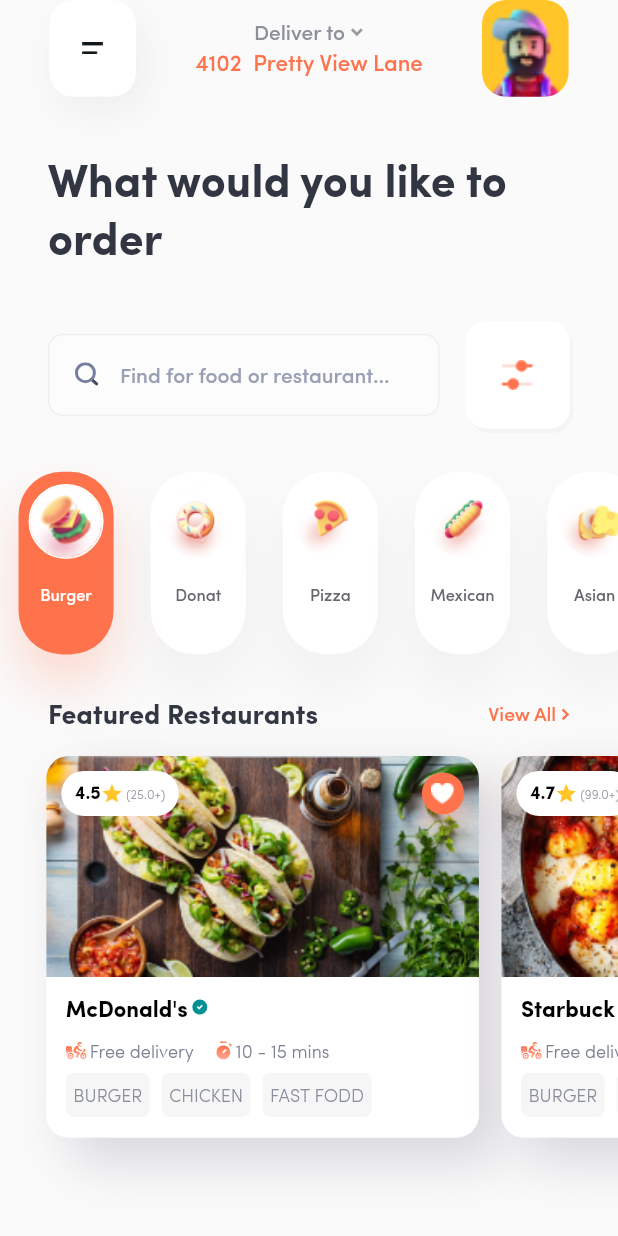
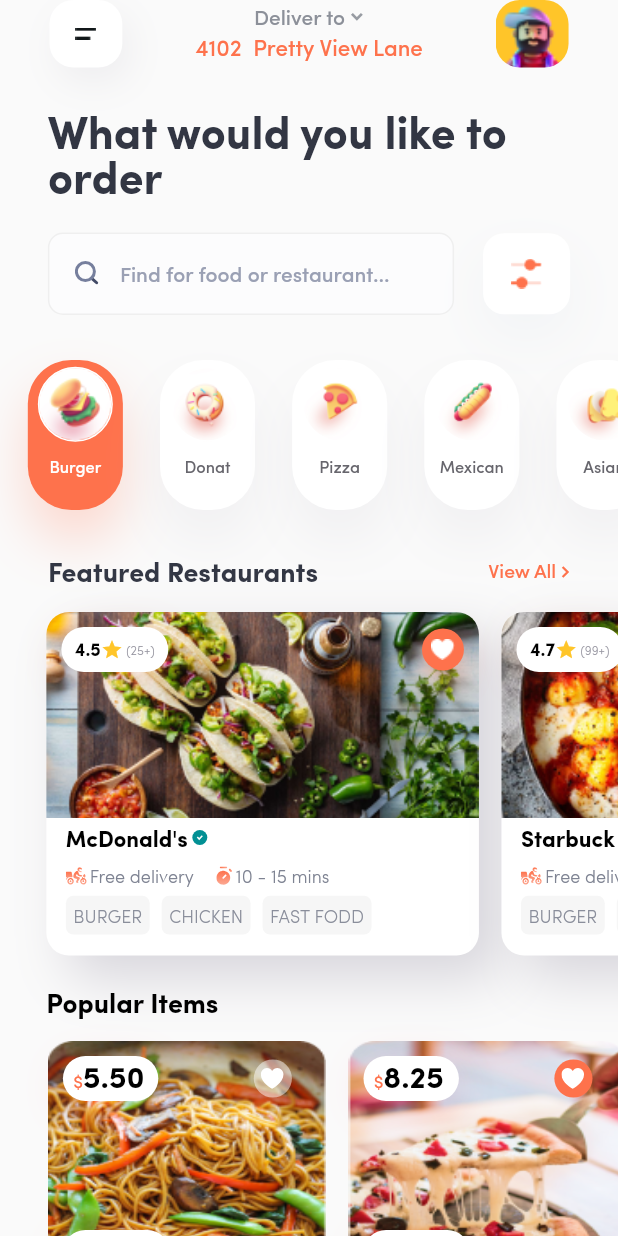
Before and after one commit to TuNinh99/food_app, a Flutter app: the screen it shows after launch, on a phone screen of 412 x 824 dp. Run offline on Flutter 3.47's test engine with Material 2 defaults, Android fonts, the light colour scheme and no system bars; our stand-ins replace device_preview, flutter_svg.

Commit message:
complete home_page

```diff
--- /dev/null
+++ b/lib/data/models/foods.dart
@@ -0,0 +1,37 @@
+import 'package:food_app/data/models/ratingInfo.dart';
+
+class Food {
+  final String name;
+  final String image;
+  final String description;
+  final double price;
+  final bool isFavourite;
+  final RatingInfo ratingInfo;
+
+  Food(
+      {required this.name,
+      required this.image,
+      required this.description,
+      required this.price,
+      required this.isFavourite,
+      required this.ratingInfo});
+}
+
+List<Food> popularItems = [
+  Food(
+    name: 'Salmon Salad',
+    image: 'assets/images/salad.png',
+    description: 'Baked salmon fish',
+    price: 5.50,
+    isFavourite: false,
+    ratingInfo: RatingInfo(rate: 4.5, numberRate: 25),
+  ),
+  Food(
+    name: 'Salmon Pizza',
+    image: 'assets/images/pizza.png',
+    description: 'Baked salmon fish',
+    price: 8.25,
+    isFavourite: true,
+    ratingInfo: RatingInfo(rate: 4.7, numberRate: 86),
+  ),
+];
--- /dev/null
+++ b/lib/data/models/ratingInfo.dart
@@ -0,0 +1,7 @@
+// ignore: file_names
+class RatingInfo {
+  final double rate;
+  final int numberRate;
+
+  RatingInfo({required this.rate, required this.numberRate});
+}
--- a/lib/data/models/restaurants.dart
+++ b/lib/data/models/restaurants.dart
@@ -1,35 +1,33 @@
+import 'package:food_app/data/models/ratingInfo.dart';
+
 class Restaurant {
   final String name;
   final String cover;
-  final double rate;
-  final double numberRate;
   final String deliveryTime;
   final List<String> tags;
+  final RatingInfo ratingInfo;
 
   Restaurant(
       {required this.name,
       required this.cover,
-      required this.rate,
-      required this.numberRate,
       required this.deliveryTime,
-      required this.tags});
+      required this.tags,
+      required this.ratingInfo});
 }
 
 final restaurants = [
   Restaurant(
     name: 'McDonald\'s',
     cover: 'assets/images/cover_1.png',
-    rate: 4.5,
-    numberRate: 25,
     deliveryTime: '10 - 15 mins',
     tags: ['BURGER', 'CHICKEN', 'FAST FODD'],
+    ratingInfo: RatingInfo(rate: 4.5, numberRate: 25),
   ),
   Restaurant(
     name: 'Starbuck',
     cover: 'assets/images/cover_2.png',
-    rate: 4.7,
-    numberRate: 99,
     deliveryTime: '10 - 15 mins',
     tags: ['BURGER', 'CHICKEN', 'FAST FODD'],
+    ratingInfo: RatingInfo(rate: 4.7, numberRate: 99),
   ),
 ];
--- a/lib/pages/home_page.dart
+++ b/lib/pages/home_page.dart
@@ -1,8 +1,11 @@
 import 'package:flutter/material.dart';
 import 'package:flutter_svg/flutter_svg.dart';
 import 'package:food_app/data/models/categories.dart';
+import 'package:food_app/data/models/ratingInfo.dart';
 import 'package:food_app/data/models/restaurants.dart';
 import 'package:food_app/utils/themes.dart';
+
+import '../data/models/foods.dart';
 
 class HomePage extends StatelessWidget {
   const HomePage({super.key});
@@ -12,42 +15,38 @@ class HomePage extends StatelessWidget {
     final size = MediaQuery.of(context).size;
     return Scaffold(
       body: SafeArea(
-        child: Column(
-          crossAxisAlignment: CrossAxisAlignment.stretch,
+        child: ListView(
           children: [
-            Flexible(
-              flex: 2,
-              child: _Header(size: size),
+            _Header(size: size),
+            const SizedBox(
+              height: 30,
             ),
-            const Spacer(),
-            Flexible(
-              flex: 3,
-              child: Padding(
+            Container(
               padding: EdgeInsets.symmetric(horizontal: size.width * 0.0775),
               child: FractionallySizedBox(
                 widthFactor: 0.9,
                 alignment: Alignment.centerLeft,
                 child: Text(
                   'What would you like to order',
-                    style: PrimaryFont.semiBold(30)
-                        .copyWith(height: 1.3, color: kColorLightBlack),
+                  style: PrimaryFont.semiBold(30).copyWith(
+                    height: 1,
+                    color: kColorLightBlack,
                   ),
                 ),
               ),
             ),
-            const Spacer(),
-            Flexible(
-              flex: 2,
-              child: _Search(size: size),
+            const SizedBox(
+              height: 20,
             ),
-            Flexible(
-              flex: 5,
-              fit: FlexFit.tight,
-              child: _CategoriesView(size: size),
+            _Search(size: size),
+            const SizedBox(
+              height: 30,
             ),
-            Flexible(
-              flex: 1,
-              child: Padding(
+            _CategoriesView(size: size),
+            const SizedBox(
+              height: 30,
+            ),
+            Container(
               padding: EdgeInsets.symmetric(horizontal: size.width * 0.0775),
               child: Row(
                 mainAxisAlignment: MainAxisAlignment.spaceBetween,
@@ -73,13 +72,12 @@ class HomePage extends StatelessWidget {
                 ],
               ),
             ),
+            const SizedBox(
+              height: 15,
             ),
-            Flexible(
-              flex: 8,
-              // fit: FlexFit.tight,
-              child: Padding(
-                padding: EdgeInsets.symmetric(
-                    horizontal: size.width * 0.075, vertical: 16),
+            Container(
+              height: 229,
+              padding: EdgeInsets.symmetric(horizontal: size.width * 0.075),
               child: ListView.builder(
                 // shrinkWrap: true,
                 clipBehavior: Clip.none,
@@ -93,15 +91,182 @@ class HomePage extends StatelessWidget {
                 },
               ),
             ),
+
+            const SizedBox(
+              height: 24,
             ),
-            // Flexible(
-            //   flex: 3,
-            //   child: Container(
-            //     color: Colors.redAccent,
-            //   ),
-            // )
+
+            // <---------------------------- Popular Items ---------------------------->
+            Container(
+              margin: EdgeInsets.symmetric(horizontal: size.width * 0.075),
+              child: Text(
+                'Popular Items',
+                style: PrimaryFont.semiBold(18)
+                    .copyWith(color: kColorBlack, height: 1),
+              ),
+            ),
+
+            const SizedBox(
+              height: 15,
+            ),
+
+            _PopularItems(size: size),
           ],
         ),
+      ),
+    );
+  }
+}
+
+class _PopularItems extends StatelessWidget {
+  const _PopularItems({
+    required this.size,
+  });
+
+  final Size size;
+
+  @override
+  Widget build(BuildContext context) {
+    return Container(
+      height: 216,
+      width: double.infinity,
+      padding: EdgeInsets.symmetric(horizontal: size.width * 0.0775),
+      child: ListView.builder(
+        clipBehavior: Clip.none,
+        scrollDirection: Axis.horizontal,
+        itemCount: popularItems.length,
+        itemBuilder: (context, index) {
+          final Food food = popularItems[index];
+          String price = food.price.toStringAsFixed(2);
+          return Container(
+            height: 215,
+            width: size.width * 0.45,
+            margin: const EdgeInsets.only(right: 15),
+            child: Column(
+              crossAxisAlignment: CrossAxisAlignment.start,
+              children: [
+                Expanded(
+                  flex: 4,
+                  child: Stack(
+                    clipBehavior: Clip.none,
+                    children: [
+                      Image.asset(
+                        food.image,
+                        fit: BoxFit.fill,
+                        width: double.infinity,
+                      ),
+                      Padding(
+                        padding: const EdgeInsets.all(10.0),
+                        child: Row(
+                          children: [
+                            Expanded(
+                              flex: 5,
+                              child: Container(
+                                width: 58,
+                                padding: const EdgeInsets.symmetric(
+                                  horizontal: 7,
+                                  vertical: 4,
+                                ),
+                                decoration: const BoxDecoration(
+                                  color: kColorWhite,
+                                  borderRadius: BorderRadius.all(
+                                    Radius.circular(20),
+                                  ),
+                                  boxShadow: [
+                                    BoxShadow(
+                                      offset: Offset(0, 6),
+                                      blurRadius: 23,
+                                      color: Color.fromRGBO(254, 76, 114, 0.2),
+                                    ),
+                                  ],
+                                ),
+                                child: RichText(
+                                  text: TextSpan(
+                                    text: '\$',
+                                    style: PrimaryFont.medium(11).copyWith(
+                                      color: kColorPrimary,
+                                      height: 1.1,
+                                    ),
+                                    children: [
+                                      TextSpan(
+                                        text: price,
+                                        style:
+                                            PrimaryFont.semiBold(20).copyWith(
+                                          color: kColorBlack,
+                                          height: 1.1,
+                                        ),
+                                      ),
+                                    ],
+                                  ),
+                                ),
+                              ),
+                            ),
+                            const Spacer(
+                              flex: 5,
+                            ),
+                            Expanded(
+                              flex: 2,
+                              child: CircleAvatar(
+                                radius: 14.5,
+                                backgroundColor: food.isFavourite
+                                    ? kColorPrimary
+                                    : const Color.fromRGBO(255, 255, 255, 0.5),
+                                child: SvgPicture.asset(
+                                  'assets/images/ic_heart.svg',
+                                ),
+                              ),
+                            ),
+                            const Spacer()
+                          ],
+                        ),
+                      ),
+                      Positioned(
+                        left: 10,
+                        bottom: -12,
+                        child: Container(
+                          padding: const EdgeInsets.all(0),
+                          child: _RatingBox(ratingInfo: food.ratingInfo),
+                        ),
+                      ),
+                    ],
+                  ),
+                ),
+                // const SizedBox(
+                //   height: 17,
+                // ),
+                Expanded(
+                  flex: 2,
+                  child: Padding(
+                    padding: const EdgeInsets.only(left: 10, top: 17),
+                    child: Column(
+                      crossAxisAlignment: CrossAxisAlignment.start,
+                      children: [
+                        Expanded(
+                          child: Text(
+                            food.name,
+                            style: PrimaryFont.semiBold(14).copyWith(
+                              color: kColorBlack,
+                              height: 1,
+                            ),
+                          ),
+                        ),
+                        Expanded(
+                          child: Text(
+                            food.description,
+                            style: PrimaryFont.light(12).copyWith(
+                              color: const Color(0XFF9796A1),
+                              height: 1,
+                            ),
+                          ),
+                        ),
+                      ],
+                    ),
+                  ),
+                ),
+              ],
+            ),
+          );
+        },
       ),
     );
   }
@@ -110,7 +275,7 @@ class HomePage extends StatelessWidget {
 class _RestaurantsView extends StatelessWidget {
   _RestaurantsView({required this.size, required this.restaurant});
 
-  final size;
+  final Size size;
   Restaurant restaurant;
 
   @override
@@ -153,47 +318,7 @@ class _RestaurantsView extends StatelessWidget {
                   child: Row(
                     mainAxisAlignment: MainAxisAlignment.spaceBetween,
                     children: [
-                      Container(
-                        padding: const EdgeInsets.symmetric(
-                            horizontal: 9.0, vertical: 7.5),
-                        decoration: const BoxDecoration(
-                          color: kColorWhite,
-                          borderRadius: BorderRadius.all(
-                            Radius.circular(15),
-                          ),
-                          boxShadow: [
-                            BoxShadow(
-                              offset: Offset(0, 5.8),
-                              blurRadius: 23,
-                              color: Color.fromRGBO(254, 114, 76, 0.2),
-                            )
-                          ],
-                        ),
-                        child: Row(
-                          crossAxisAlignment: CrossAxisAlignment.center,
-                          children: [
-                            Text(
-                              restaurant.rate.toString(),
-                              style: PrimaryFont.semiBold(11.7)
-                                  .copyWith(color: kColorBlack, height: 1.2),
-                            ),
-                            const Icon(
-                              Icons.star,
-                              color: kColorYellow,
-                              size: 15,
-                            ),
-                            const SizedBox(
-                              width: 2,
-                            ),
-                            Text(
-                              '(${restaurant.numberRate}+)',
-                              style: PrimaryFont.light(8.2).copyWith(
-                                color: const Color(0XFF9796A1),
-                              ),
-                            )
-                          ],
-                        ),
-                      ),
+                      _RatingBox(ratingInfo: restaurant.ratingInfo),
                       Container(
                         decoration: const BoxDecoration(
                           boxShadow: [
@@ -297,6 +422,58 @@ class _RestaurantsView extends StatelessWidget {
   }
 }
 
+class _RatingBox extends StatelessWidget {
+  const _RatingBox({
+    required this.ratingInfo,
+  });
+
+  final RatingInfo ratingInfo;
+
+  @override
+  Widget build(BuildContext context) {
+    return Container(
+      padding: const EdgeInsets.symmetric(horizontal: 9.0, vertical: 7.5),
+      decoration: const BoxDecoration(
+        color: kColorWhite,
+        borderRadius: BorderRadius.all(
+          Radius.circular(15),
+        ),
+        boxShadow: [
+          BoxShadow(
+            offset: Offset(0, 5.8),
+            blurRadius: 23,
+            color: Color.fromRGBO(254, 114, 76, 0.2),
+          )
+        ],
+      ),
+      child: Row(
+        crossAxisAlignment: CrossAxisAlignment.center,
+        children: [
+          Text(
+            ratingInfo.rate.toString(),
+            style: PrimaryFont.semiBold(11.7)
+                .copyWith(color: kColorBlack, height: 1.2),
+          ),
+          const Icon(
+            Icons.star,
+            color: kColorYellow,
+            size: 15,
+          ),
+          const SizedBox(
+            width: 2,
+          ),
+          Text(
+            '(${ratingInfo.numberRate}+)',
+            style: PrimaryFont.light(8.2).copyWith(
+              color: const Color(0XFF9796A1),
+            ),
+          )
+        ],
+      ),
+    );
+  }
+}
+
 class _Tag extends StatelessWidget {
   const _Tag({
     required this.tagName,
@@ -343,15 +520,16 @@ class _CategoriesViewState extends State<_CategoriesView> {
   @override
   Widget build(BuildContext context) {
     Size size = widget.size;
-    return ListView.builder(
-      // shrinkWrap: true,
+    return Container(
+      width: double.infinity,
+      height: 100,
+      padding: EdgeInsets.symmetric(horizontal: size.width * 0.045),
+      child: ListView.builder(
         clipBehavior: Clip.none,
         scrollDirection: Axis.horizontal,
         itemCount: categories.length,
         itemBuilder: (context, index) {
-        return FractionallySizedBox(
-          heightFactor: 0.68,
-          child: GestureDetector(
+          return GestureDetector(
             onTap: () {
               setState(() {
                 _selectIndex = index;
@@ -359,7 +537,7 @@ class _CategoriesViewState extends State<_CategoriesView> {
             },
             child: Container(
               width: size.width / 6.5,
-              margin: EdgeInsets.symmetric(horizontal: size.width * 0.03),
+              margin: EdgeInsets.only(right: size.width * 0.06),
               decoration: BoxDecoration(
                 color: _selectIndex == index ? kColorPrimary : kColorWhite,
                 borderRadius: const BorderRadius.horizontal(
@@ -389,14 +567,16 @@ class _CategoriesViewState extends State<_CategoriesView> {
                       image: DecorationImage(
                         image: AssetImage(categories[index].image),
                       ),
-                        border: Border.all(color: kColorWhite)),
+                      border: Border.all(color: kColorWhite),
+                    ),
                   ),
                   Text(
                     categories[index].title,
                     style: PrimaryFont.medium(11).copyWith(
                       color: _selectIndex == index
                           ? kColorWhite
-                            : const Color(0XFF67666D)),
+                          : const Color(0XFF67666D),
+                    ),
                   ),
                   const SizedBox(
                     height: 8,
@@ -404,9 +584,9 @@ class _CategoriesViewState extends State<_CategoriesView> {
                 ],
               ),
             ),
-          ),
           );
         },
+      ),
     );
   }
 }
@@ -420,12 +600,12 @@ class _Search extends StatelessWidget {
 
   @override
   Widget build(BuildContext context) {
-    return Padding(
+    return Container(
       padding: EdgeInsets.symmetric(horizontal: size.width * 0.0775),
       child: Row(
         children: [
-          Flexible(
-            flex: 15,
+          Expanded(
+            flex: 14,
             child: TextField(
               decoration: InputDecoration(
                 filled: true,
@@ -450,9 +630,11 @@ class _Search extends StatelessWidget {
             ),
           ),
           const Spacer(),
-          Flexible(
-            flex: 4,
+          Expanded(
+            flex: 3,
             child: Container(
+              width: 54,
+              height: 54,
               decoration: const BoxDecoration(
                 color: kColorWhite,
                 image: DecorationImage(
@@ -465,7 +647,8 @@ class _Search extends StatelessWidget {
                 boxShadow: [
                   BoxShadow(
                     color: Color.fromRGBO(233, 237, 242, 0.5),
-                    offset: Offset(2, 3),
+                    offset: Offset(0, 15),
+                    blurRadius: 30,
                   ),
                 ],
               ),
@@ -486,14 +669,13 @@ class _Header extends StatelessWidget {
 
   @override
   Widget build(BuildContext context) {
-    return Padding(
+    return Container(
+      height: 45,
       padding: EdgeInsets.symmetric(horizontal: size.width * 0.08),
       child: Row(
         mainAxisAlignment: MainAxisAlignment.spaceBetween,
         children: [
           Expanded(
-            child: FractionallySizedBox(
-              heightFactor: 0.9,
             child: Container(
               decoration: const BoxDecoration(
                 color: kColorWhite,
@@ -513,13 +695,8 @@ class _Header extends StatelessWidget {
               ),
             ),
           ),
-          ),
-          // const Spacer(),
-          Flexible(
-            flex: 4,
-            child: FractionallySizedBox(
-              heightFactor: 0.6,
-              child: Column(
+          const Spacer(),
+          Column(
             children: [
               Expanded(
                 child: Row(
@@ -544,12 +721,8 @@ class _Header extends StatelessWidget {
               ),
             ],
           ),
-            ),
-          ),
-          // const Spacer(),
+          const Spacer(),
           Expanded(
-            child: FractionallySizedBox(
-              heightFactor: 0.9,
             child: Container(
               decoration: const BoxDecoration(
                 image: DecorationImage(
@@ -558,7 +731,6 @@ class _Header extends StatelessWidget {
                 ),
                 borderRadius: BorderRadius.all(
                   Radius.circular(16.0),
-                  ),
                 ),
               ),
             ),
```
Also changed, not shown: assets/images/pizza.png (added), assets/images/salad.png (added). Lines whose indentation alone changed are shown as unchanged.
